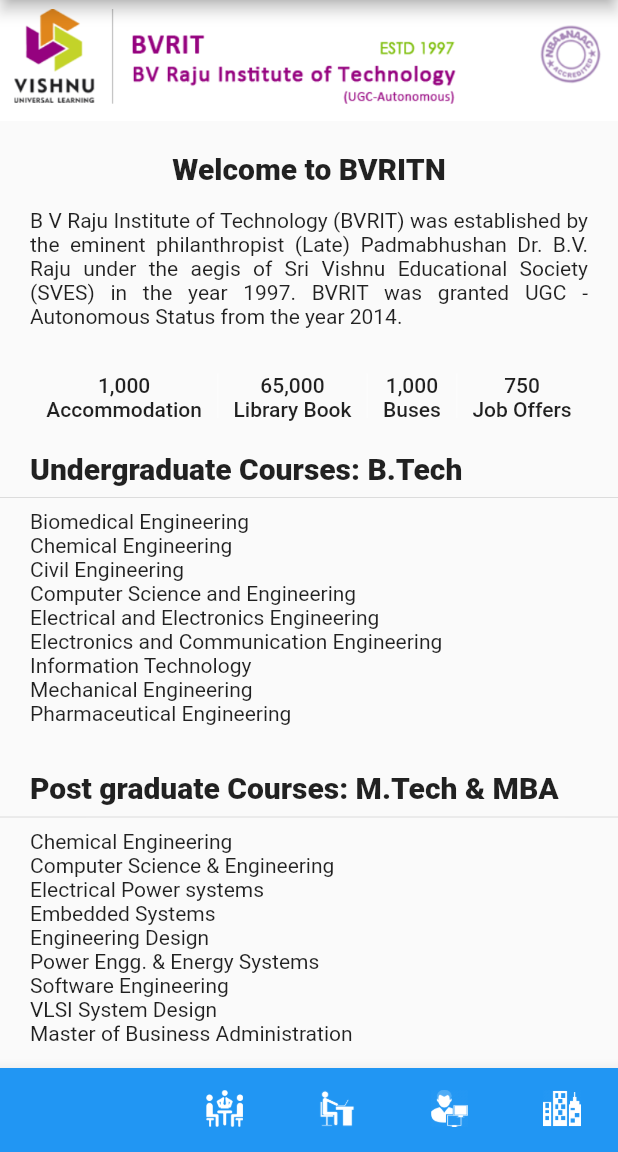
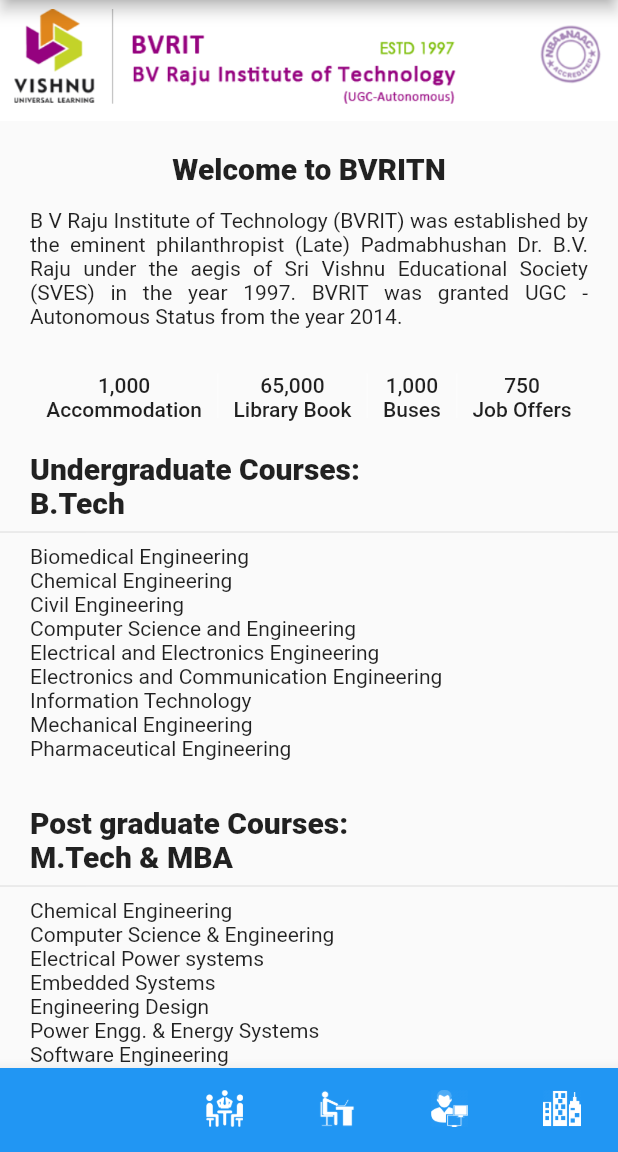
Before and after one commit to fayaz07/vhelp, a Flutter app: the screen it shows after launch, on a phone screen of 412 x 824 dp, the part 84-1236 px from its top. Run offline on Flutter 3.47's test engine with Material 2 defaults, Android fonts, the phone set to English and light mode, and no system bars; missing offline and left inert: animated_splash.

Commit message:
removed expanded

```diff
--- a/lib/screens/about_us.dart
+++ b/lib/screens/about_us.dart
@@ -16,8 +16,7 @@ class _AboutUsState extends State<AboutUs> {
   Widget build(BuildContext context) {
     return Scaffold(
       body: SingleChildScrollView(
-        child: SizedBox(
-            child: Column(
+        child: Column(
           mainAxisAlignment: MainAxisAlignment.center,
           children: <Widget>[
             Image.asset('assets/bvrit.png'),
@@ -44,9 +43,8 @@ class _AboutUsState extends State<AboutUs> {
             Wrap(
               direction: Axis.horizontal,
               children: <Widget>[
-                Expanded(
-                  child: Text(Data.rowText1, textAlign: TextAlign.center, style: style),
-                ),
+                Text(Data.rowText1,
+                      textAlign: TextAlign.center, style: style),
                 Container(
                   height: 30.0,
                   width: 1.0,
@@ -59,7 +57,9 @@ class _AboutUsState extends State<AboutUs> {
                   width: 1.0,
                   color: Colors.white30,
                   margin: const EdgeInsets.only(left: 10.0, right: 10.0),
-                ),Expanded(child: Text(Data.rowText3, textAlign: TextAlign.center, style: style)),
+                ),
+                Text(Data.rowText3,
+                        textAlign: TextAlign.center, style: style),
                 Container(
                   height: 30.0,
                   width: 1.0,
@@ -71,10 +71,14 @@ class _AboutUsState extends State<AboutUs> {
             ),
             Column(
               children: <Widget>[
-                SizedBox(height: 20.0,),
+                SizedBox(
+                  height: 20.0,
+                ),
                 Row(
                   children: <Widget>[
-                    SizedBox(width: 20.0,),
+                    SizedBox(
+                      width: 20.0,
+                    ),
                     Text(
                       Data.coursesOfferedTitle1,
                       style: Styles.heading,
@@ -85,12 +89,14 @@ class _AboutUsState extends State<AboutUs> {
                 Divider(),
                 Row(
                   children: <Widget>[
-                    SizedBox(width: 20.0,),
-                    Expanded(child: Text(
+                    SizedBox(
+                      width: 20.0,
+                    ),
+                    Text(
                       Data.coursesOffered1,
                       style: Styles.description,
                       textAlign: TextAlign.left,
-                    ),),
+                    ),
                   ],
                 ),
                 SizedBox(
@@ -98,19 +104,25 @@ class _AboutUsState extends State<AboutUs> {
                 ),
                 Row(
                   children: <Widget>[
-                    SizedBox(width: 20.0,),
-                    Expanded(child: Text(
+                    SizedBox(
+                      width: 20.0,
+                    ),
+                    Text(
                       Data.coursesOfferedTitle2,
                       style: Styles.heading,
                       textAlign: TextAlign.left,
-                    ),              ),
-                    SizedBox(width: 10.0,),
+                    ),
+                    SizedBox(
+                      width: 10.0,
+                    ),
                   ],
                 ),
                 Divider(),
                 Row(
                   children: <Widget>[
-                    SizedBox(width: 20.0,),
+                    SizedBox(
+                      width: 20.0,
+                    ),
                     Text(
                       Data.coursesOffred2,
                       style: Styles.description,
@@ -124,8 +136,8 @@ class _AboutUsState extends State<AboutUs> {
               ],
             ),
           ],
-        )),
-      ),
+        )
+      )
     );
   }
 }
--- a/lib/utils.dart
+++ b/lib/utils.dart
@@ -9,8 +9,8 @@ class Data {
     rowText2 = '65,000\nLibrary Book',
     rowText3 = '1,000\nBuses',
     rowText4 = '750\nJob Offers',
-    coursesOfferedTitle1 = 'Undergraduate Courses: B.Tech',
-    coursesOfferedTitle2 = 'Post graduate Courses: M.Tech & MBA',
+    coursesOfferedTitle1 = 'Undergraduate Courses:\nB.Tech',
+    coursesOfferedTitle2 = 'Post graduate Courses:\nM.Tech & MBA',
     coursesOffered1 = 'Biomedical Engineering\nChemical Engineering\nCivil Engineering\nComputer Science and Engineering\nElectrical and Electronics Engineering\nElectronics and Communication Engineering\nInformation Technology\nMechanical Engineering\nPharmaceutical Engineering',
     coursesOffred2 = 'Chemical Engineering\nComputer Science & Engineering\nElectrical Power systems\nEmbedded Systems\nEngineering Design\nPower Engg. & Energy Systems\nSoftware Engineering\nVLSI System Design\nMaster of Business Administration',
     libraryData = 'Working Hours:\nOn all working days: 8 am to 11 pm\nCirculation: 9 am to 5 pm\nReference: 8 am to 11 pm\nOn Sundays : 11 am to 4 pm\n\nThe Institute has established a spacious Library and Information Centre in the Saraswati Block with an area of 1030 Sqm\n\nIt is divided into different sections - Stack area, Reading room Reference Section, Digital Library, Audio Visual Section. Technical Processing Section, Periodical Section and Reprographic Section\n\nIt has a collection of 66214 volumes.\nThe Library is subscribed to more than 101424 online e-journals like IEEE, Springer (CIVIL and MECH), Elsevier (CHE, I-Gate (Engineering and Technology), J-Gate (Social and Management Sciences), DELNET/NDL and 236 (Print) Indian and International Journals and Magazines\nIt has automated House Keeping Operations using SOUL Software. It also has an Established Digital Library for E-resources of Information and Communication Technology (ICT).\n\nContact:\nLibrary Office\nMr. L Mallikarjun\n+91 8458222063\nChief Librarian\n+91 9949396459\nMr. MSS V Prasada Raju\n-Librarian+91 9951455164',
```
